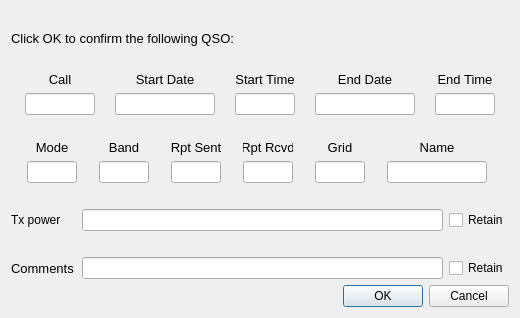
Before: the Qt Designer form logqso.ui in saitohirga/WSJT-X, drawn with Qt 5.
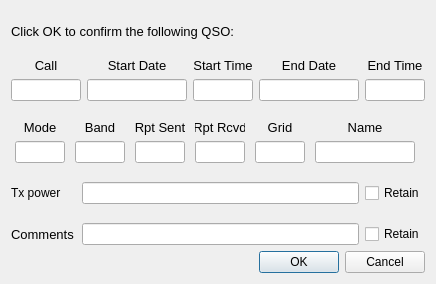
After: the same form once the commit is applied.

Commit message:
Fix Log QSO so new data entries on form are actually used for the UDP message.
Fix tab order on Log  QSO window. Amend message_aggregator QSOs logged
window to show both time on and time off.

Thanks to Mike W9MDB for this patch.

```diff
--- a/logqso.ui
+++ b/logqso.ui
@@ -2,20 +2,6 @@
 <ui version="4.0">
  <class>LogQSO</class>
  <widget class="QDialog" name="LogQSO">
-  <property name="geometry">
-   <rect>
-    <x>0</x>
-    <y>0</y>
-    <width>520</width>
-    <height>318</height>
-   </rect>
-  </property>
-  <property name="maximumSize">
-   <size>
-    <width>16777215</width>
-    <height>16777215</height>
-   </size>
-  </property>
   <layout class="QVBoxLayout" name="verticalLayout">
    <item>
     <spacer name="verticalSpacer_3">
```
Left out of the diff: 5 changed lines with no effect on the pictures. The commit also changes 4 other files.
